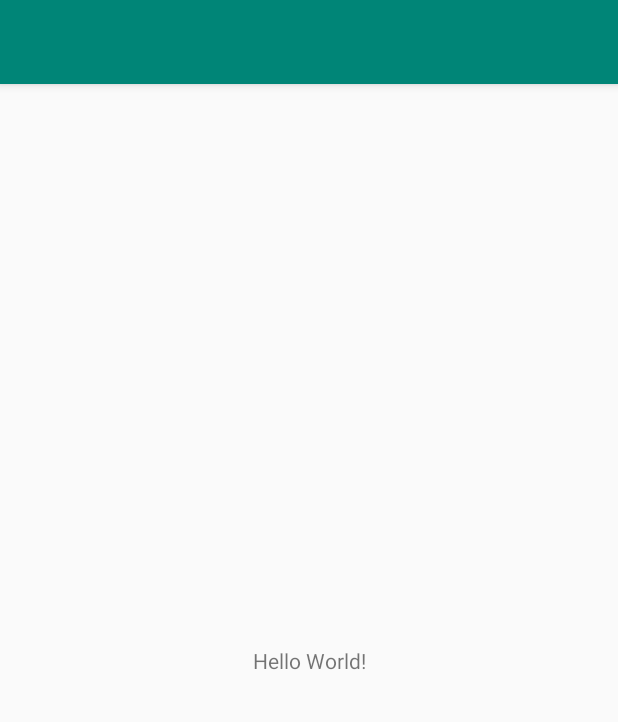
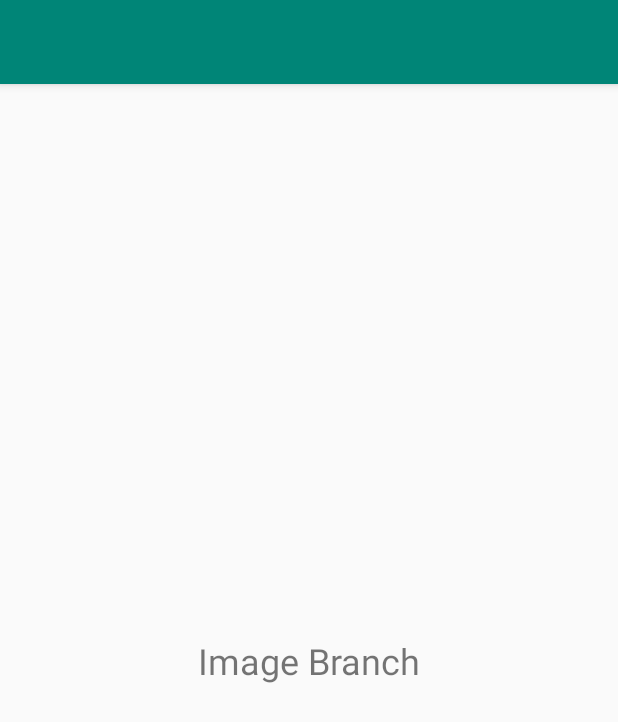
Before and after one commit to HTC77/android-examples, an Android app: the screen it shows after launch (MainActivity), on a phone screen of 412 x 824 dp. Shown: the top 722 px of the screen. Run offline under Robolectric (Android 15) with nearby library versions, the light colour scheme and no system bars.

Commit message:
init Image

```diff
--- a/app/src/main/res/layout/activity_main.xml
+++ b/app/src/main/res/layout/activity_main.xml
@@ -9,7 +9,8 @@
     <TextView
         android:layout_width="wrap_content"
         android:layout_height="wrap_content"
-        android:text="Hello World!"
+        android:text="Image Branch"
+        android:textSize="24sp"
         app:layout_constraintBottom_toBottomOf="parent"
         app:layout_constraintLeft_toLeftOf="parent"
         app:layout_constraintRight_toRightOf="parent"
```
